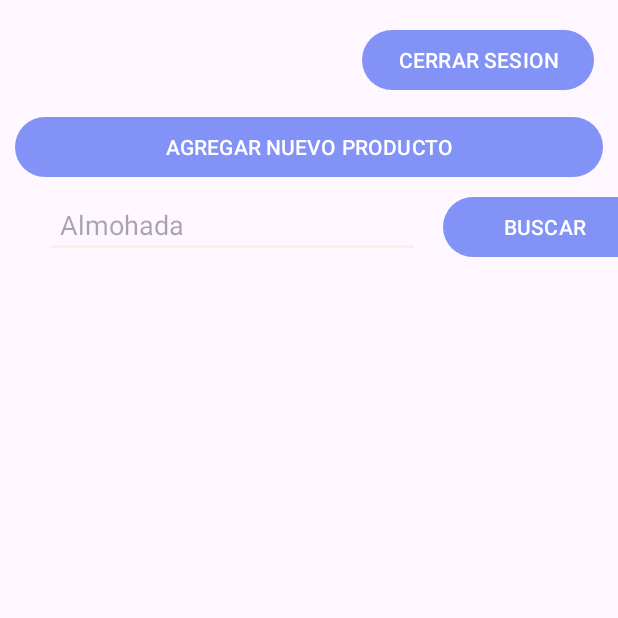
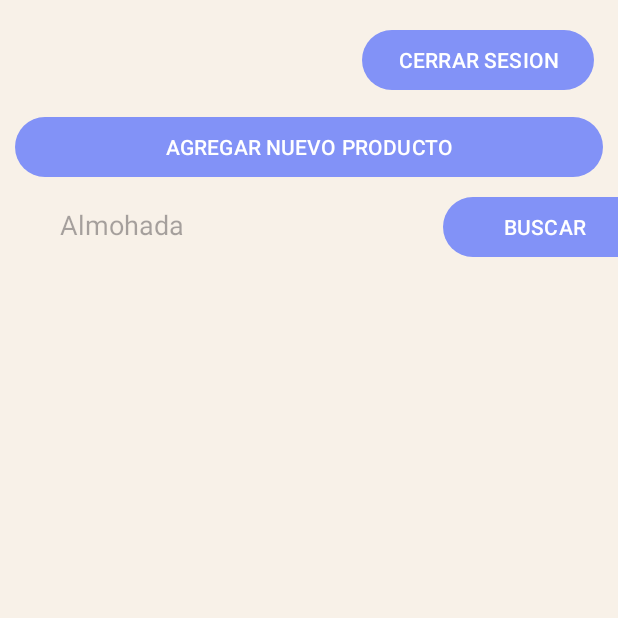
Before and after one commit to SebastianCG19/ProyectoFinalDAM, an Android app: the ListadoActivity screen opened directly, with no data from a screen before it, on a phone screen of 412 x 824 dp, the top half of it. Run offline under Robolectric (Android 15) with nearby library versions, the phone set to English and light mode, and no system bars; our stand-ins replace Picasso, Room's generated code.

Commit message:
Actualizado funcionando

```diff
--- a/app/src/main/java/com/example/proyectofinaldam/AlmohadasAdapter.kt
+++ b/app/src/main/java/com/example/proyectofinaldam/AlmohadasAdapter.kt
@@ -82,10 +82,6 @@ class AlmohadasAdapter(
         updateAlmohadas(filteredList) // Actualiza la lista con los resultados filtrados
     }
 
-    // Método para obtener una almohada en una posición específica
-    fun getAlmohadaAt(position: Int): Almohadas {
-        return lstAlmohadas[position]
-    }
 
 
 }
--- a/app/src/main/java/com/example/proyectofinaldam/ListadoActivity.kt
+++ b/app/src/main/java/com/example/proyectofinaldam/ListadoActivity.kt
@@ -26,18 +26,6 @@ class ListadoActivity : AppCompatActivity() {
     private lateinit var btnLogout: Button
     private lateinit var etBuscar: EditText
     private lateinit var btnBuscar: Button
-
-    /*
-    override fun onCreate(savedInstanceState: Bundle?) {
-        super.onCreate(savedInstanceState)
-        enableEdgeToEdge()
-        setContentView(R.layout.activity_listado)
-        ViewCompat.setOnApplyWindowInsetsListener(findViewById(R.id.main)) { v, insets ->
-            val systemBars = insets.getInsets(WindowInsetsCompat.Type.systemBars())
-            v.setPadding(systemBars.left, systemBars.top, systemBars.right, systemBars.bottom)
-            insets
-        }
-    }*/
 
     override fun onCreate(savedInstanceState: Bundle?) {
         super.onCreate(savedInstanceState)
@@ -123,10 +111,23 @@ class ListadoActivity : AppCompatActivity() {
     }
 
     private fun editarAlmohada(almohada: Almohadas) {
+        val intent = Intent(this, UserDestino::class.java).apply {
+            putExtra("ID", almohada.id)
+            putExtra("NOMBRE_PRODUCTO", almohada.nomProducto)
+            putExtra("TAMANIO", almohada.tamanio)
+            putExtra("STOCK", almohada.stock)
+            putExtra("IMAGE_URL", almohada.imageUrl)
+        }
+        startActivityForResult(intent, 200)
+    }
+
+
+    /*
+    private fun editarAlmohada(almohada: Almohadas) {
             val intent = Intent(this, UserDestino::class.java)
         intent.putExtra("ID", almohada.id)
         startActivityForResult(intent, 200)  // Cambiar a startActivityForResult
-    }
+    }*/
 
 
     private fun loadAlmohadas() {
@@ -140,15 +141,3 @@ class ListadoActivity : AppCompatActivity() {
 
 
 }
-/*
-        val intent = Intent(this, UserDestino::class.java).apply {
-            putExtra("ALMOHADA_ID", almohada.id)
-            putExtra("NOMBRE_PRODUCTO", almohada.nomProducto)
-            putExtra("TAMANIO", almohada.tamanio)
-            putExtra("STOCK", almohada.stock)
-            putExtra("IMAGE_URL", almohada.imageUrl)
-        }
-        startActivity(intent)
-    }
-}
-*/
--- a/app/src/main/res/layout/activity_listado.xml
+++ b/app/src/main/res/layout/activity_listado.xml
@@ -6,6 +6,7 @@
     android:layout_width="match_parent"
     android:layout_height="match_parent"
     android:orientation="vertical"
+    android:background="@color/Romantic"
     tools:context=".ListadoActivity">
     <!-- Botón Logout -->
     <Button
--- a/app/src/main/res/layout/activity_menu.xml
+++ b/app/src/main/res/layout/activity_menu.xml
@@ -5,6 +5,7 @@
     android:layout_height="match_parent"
     android:orientation="vertical"
     android:gravity="center"
+    android:background="@drawable/loginbkg"
     android:id="@+id/idMenu"> <!-- Cambiado a idMenu -->
 
     <TextView
```
Also changed, not shown: app/src/main/java/com/example/proyectofinaldam/UserDestino.kt (+39 -5 lines), app/src/main/res/layout/activity_user_destino.xml (+8 -5 lines).
